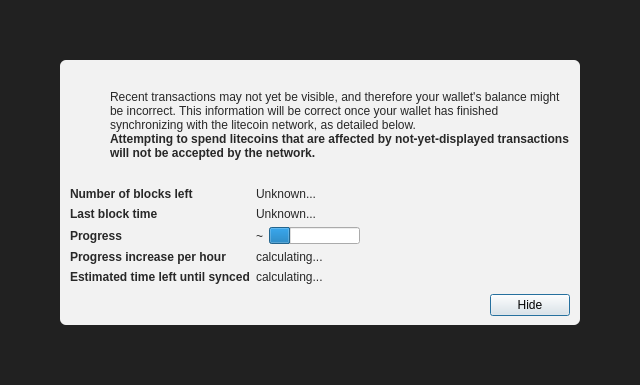
Above: src/qt/forms/modaloverlay.ui from sumcoinlabs/sumcoin before the change. Below: the same form after it.
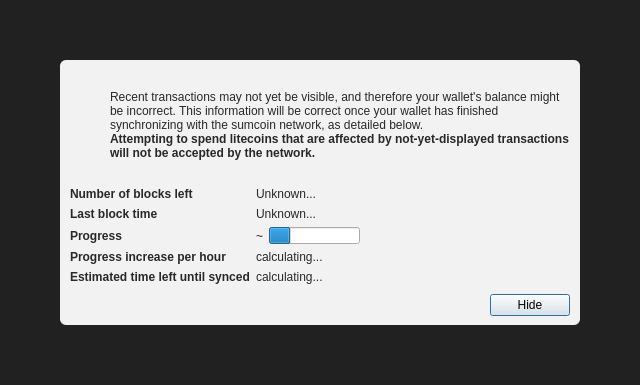
That is the form after the change. Icons and pictures are not drawn. Custom widgets are drawn as their Qt base class.

```diff
--- a/src/qt/forms/modaloverlay.ui
+++ b/src/qt/forms/modaloverlay.ui
@@ -130,7 +130,7 @@
              <item>
               <widget class="QLabel" name="infoText">
                <property name="text">
-                <string>Recent transactions may not yet be visible, and therefore your wallet's balance might be incorrect. This information will be correct once your wallet has finished synchronizing with the litecoin network, as detailed below.</string>
+                <string>Recent transactions may not yet be visible, and therefore your wallet's balance might be incorrect. This information will be correct once your wallet has finished synchronizing with the sumcoin network, as detailed below.</string>
                </property>
                <property name="textFormat">
                 <enum>Qt::RichText</enum>
```
